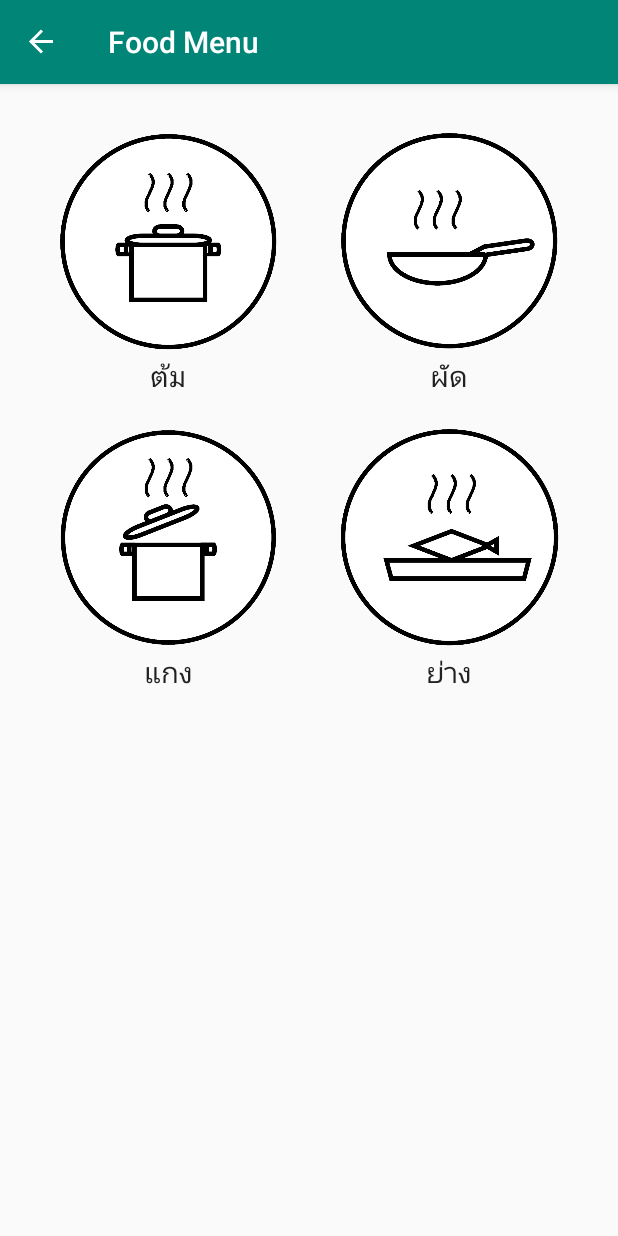
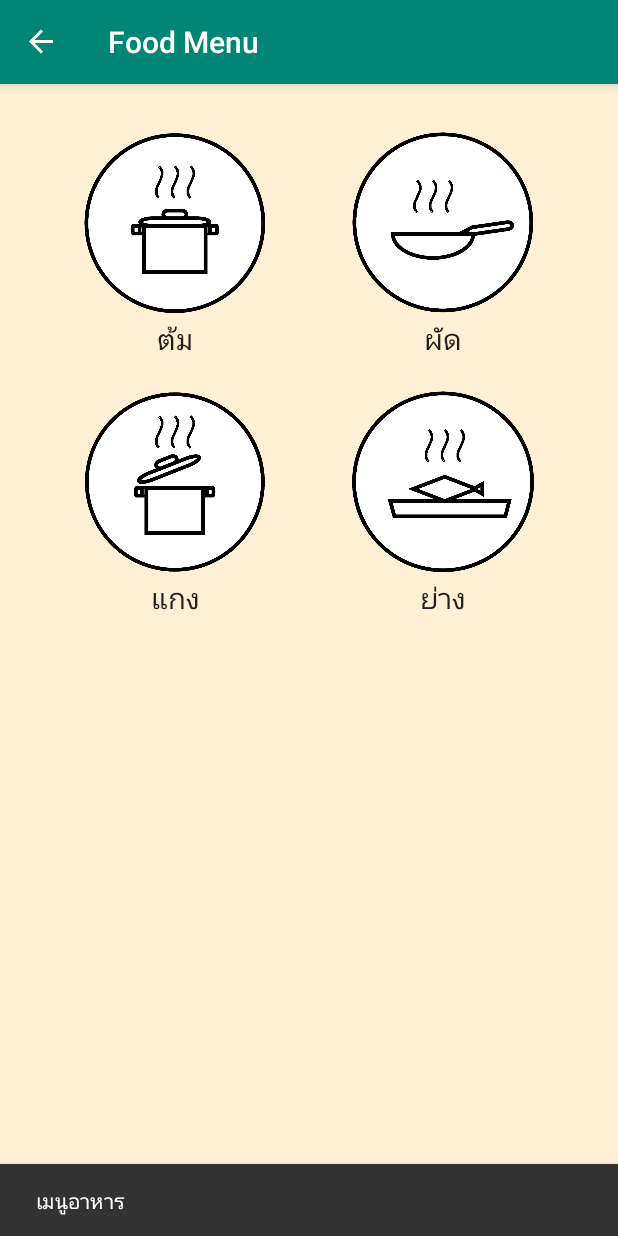
Before and after one commit to maisorawit/FoodCalorie_Kotlin, an Android app: the FoodMenuFragment screen opened through its navigation route, on a phone screen of 412 x 824 dp. Run offline under Robolectric (Android 15) with nearby library versions, the phone set to English and light mode, and no system bars; our stand-ins replace data binding, navigation-ui.

Commit message:
snack bar

```diff
--- a/app/src/main/java/buu/informatics/s59160135/foodcalorie/FoodMenuFragment.kt
+++ b/app/src/main/java/buu/informatics/s59160135/foodcalorie/FoodMenuFragment.kt
@@ -6,12 +6,16 @@ import androidx.fragment.app.Fragment
 import android.view.LayoutInflater
 import android.view.View
 import android.view.ViewGroup
+import android.widget.Toast
 import androidx.databinding.DataBindingUtil
 import androidx.fragment.app.FragmentActivity
 import androidx.navigation.findNavController
 import buu.informatics.s59160135.foodcalorie.databinding.FragmentFoodMenuBinding
+import com.google.android.material.snackbar.Snackbar
 
 class FoodMenuFragment : Fragment() {
+
+
 
     override fun onCreateView(
         inflater: LayoutInflater, container: ViewGroup?,
@@ -20,24 +24,34 @@ class FoodMenuFragment : Fragment() {
         val binding = DataBindingUtil.inflate<FragmentFoodMenuBinding>(inflater,
             R.layout.fragment_food_menu, container, false)
 
-        binding.buttonBoil.setOnClickListener{view ->
+        binding.apply {
+            buttonBoil.setOnClickListener{view ->
                 view.findNavController().navigate(R.id.action_foodMenuFragment_to_resultFragment)
             }
 
-        binding.buttonStir.setOnClickListener{view ->
+            buttonStir.setOnClickListener{view ->
                 view.findNavController().navigate(R.id.action_foodMenuFragment_to_resultFragment)
             }
 
-        binding.buttonSimmer.setOnClickListener{view ->
+            buttonSimmer.setOnClickListener{view ->
                 view.findNavController().navigate(R.id.action_foodMenuFragment_to_resultFragment)
             }
 
-        binding.buttonGrill.setOnClickListener{view ->
+            buttonGrill.setOnClickListener{view ->
                 view.findNavController().navigate(R.id.action_foodMenuFragment_to_resultFragment)
+            }
         }
 
         return binding.root
     }
 
+    override fun onViewCreated(view: View, savedInstanceState: Bundle?) {
+        super.onViewCreated(view, savedInstanceState)
+
+        var snack = view?.let { Snackbar.make(it, "เมนูอาหาร", Snackbar.LENGTH_LONG) }
+        snack?.show()
+//        val toast = Toast.makeText(context, "เมนูอาหาร", Toast.LENGTH_LONG)
+//        toast.show()
+    }
 
 }
--- a/app/src/main/res/layout/fragment_drink_menu.xml
+++ b/app/src/main/res/layout/fragment_drink_menu.xml
@@ -8,6 +8,7 @@
 
         android:layout_width="match_parent"
         android:layout_height="match_parent"
+        android:background="@color/base"
         tools:context=".DrinkMenuFragment">
 
         <Button
--- a/app/src/main/res/layout/fragment_food_menu.xml
+++ b/app/src/main/res/layout/fragment_food_menu.xml
@@ -7,6 +7,7 @@
 
         android:layout_width="match_parent"
         android:layout_height="match_parent"
+        android:background="@color/base"
         tools:context=".FoodMenuFragment">
 
         <Button
--- a/app/src/main/res/values/colors.xml
+++ b/app/src/main/res/values/colors.xml
@@ -1,10 +1,11 @@
 <?xml version="1.0" encoding="utf-8"?>
 <resources>
     <color name="colorPrimary">#008577</color>
+    <color name="colorBar">#5F4100</color>
     <color name="colorPrimaryDark">#00574B</color>
     <color name="colorAccent">#D81B60</color>
     <color name="black">#000000</color>
     <color name="white">#FFFFFF</color>
-
+    <color name="base">#FFEFD5</color>
 
 </resources>
--- a/app/src/main/res/values/dimens.xml
+++ b/app/src/main/res/values/dimens.xml
@@ -1,6 +1,6 @@
 <?xml version="1.0" encoding="utf-8"?>
 <resources>
-    <dimen name="circle_size">150dp</dimen>
+    <dimen name="circle_size">125dp</dimen>
     <dimen name="menu_width">200dp</dimen>
     <dimen name="menu_height">50dp</dimen>
     <dimen name="text_nameicon">19sp</dimen>
```
Also changed, not shown: app/src/main/java/buu/informatics/s59160135/foodcalorie/DrinkMenuFragment.kt (+12 -4 lines), app/src/main/res/layout/fragment_home.xml (+1 -10 lines), app/src/main/res/drawable-v24/background.jpg (added), 2 other files. Lines whose indentation alone changed are shown as unchanged.
